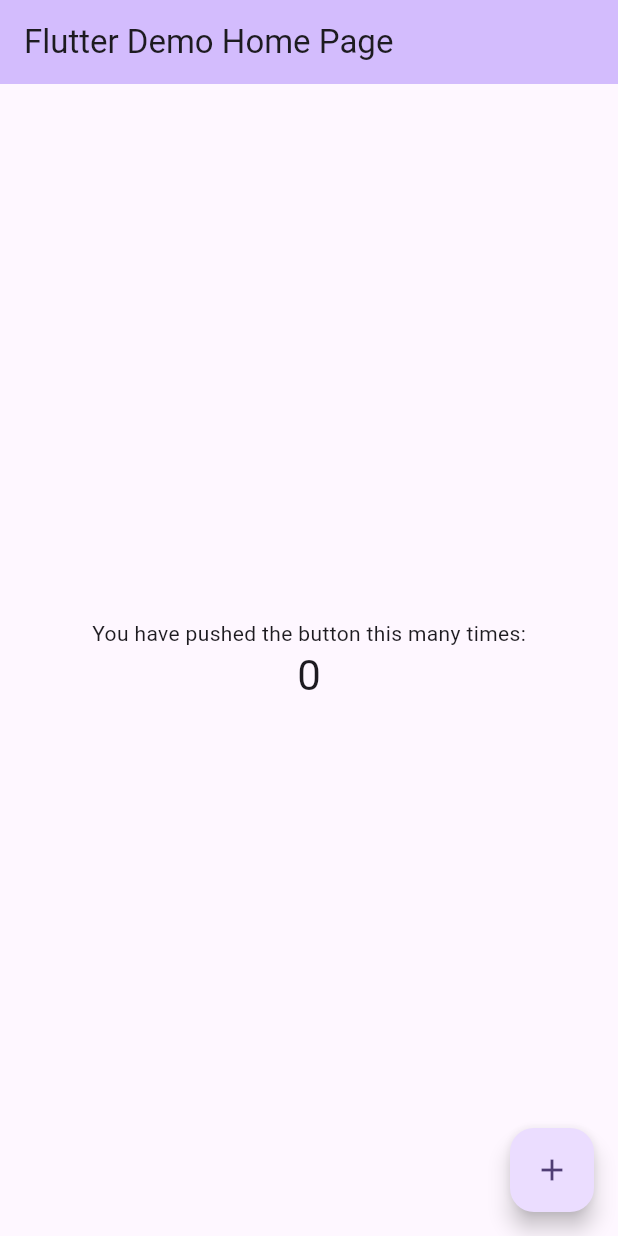
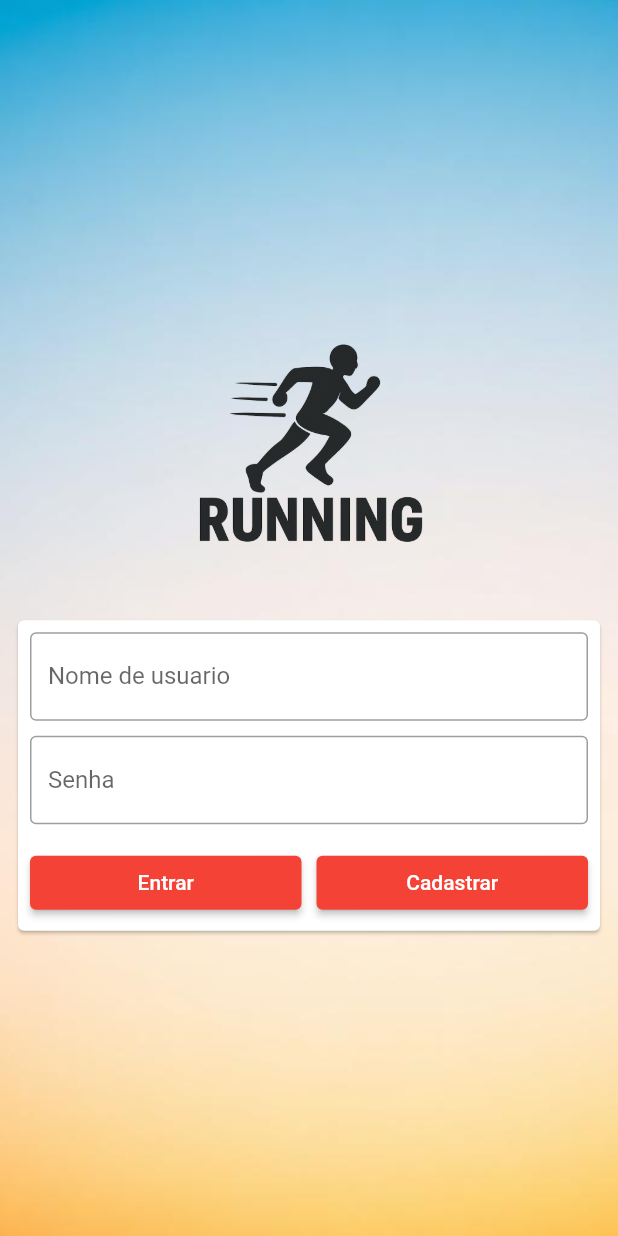
Before and after one commit to arthurfas123/Aplicativo-de-corrida, a Flutter app: the screen it shows after launch, on a phone screen of 412 x 824 dp. Run offline on Flutter 3.47's test engine with Material 3 defaults, Android fonts, the light colour scheme and no system bars; missing offline and left inert: dart:ffi.

Commit message:
passo inicial, falta arrumar funcionalidade do botao de cadastrar na tela de login depois vou para a home

```diff
--- /dev/null
+++ b/lib/App_Widget.dart
@@ -0,0 +1,29 @@
+import 'package:flutter/material.dart';
+import 'App_controller.dart';
+import 'Home_page.dart';
+import 'Login_page.dart';
+
+class AppWidget extends StatelessWidget{
+  const AppWidget({super.key});
+
+  @override
+  Widget build(BuildContext context) {
+    return AnimatedBuilder(
+        animation: AppController.instance,
+        builder: (context, child){
+          return MaterialApp(
+              theme: ThemeData(
+                  primarySwatch: Colors.red,
+                  useMaterial3: false,
+                  brightness: AppController.instance.isDarkTheme
+                      ? Brightness.dark
+                      : Brightness.light
+              ),
+              routes: {
+                '/': (context) => LoginPage(),
+                '/home': (context) => HomePage()
+              }
+          );
+        });
+  }
+}
--- /dev/null
+++ b/lib/App_controller.dart
@@ -0,0 +1,12 @@
+import 'package:flutter/cupertino.dart';
+
+class AppController extends ChangeNotifier
+{
+  static AppController instance = AppController();
+  bool isDarkTheme = false;
+
+  changeTheme(){
+    isDarkTheme = !isDarkTheme;
+    notifyListeners();
+  }
+}
--- /dev/null
+++ b/lib/Fake_database.dart
@@ -0,0 +1,11 @@
+class User{
+  String nome = '';
+  String senha = '';
+}
+
+class Atividade{
+  String titulo = '';
+  int distancia_em_km = 0;
+  String tempo_min_seg = '00:00';
+  String ritmo = '';
+}
--- /dev/null
+++ b/lib/Login_page.dart
@@ -0,0 +1,126 @@
+import 'dart:ffi';
+
+import 'package:flutter/material.dart';
+
+class LoginPage extends StatefulWidget {
+  const LoginPage({super.key});
+
+  @override
+  State<LoginPage> createState() => _LoginPageState();
+}
+
+class _LoginPageState extends State<LoginPage> {
+  String userName = '';
+  String senha = '';
+
+  Widget _body()
+  {
+    return SizedBox(
+      width: MediaQuery.of(context).size.width,
+      height: MediaQuery.of(context).size.height,
+      child: Padding(
+        padding: const EdgeInsets.all(8.0),
+        child: Column(
+            mainAxisAlignment: MainAxisAlignment.center,
+            children:[
+              Container(
+                height: 200,
+                width: 200,
+                child: Image.asset('assets/images/logo.png'),
+              ),
+              SizedBox(height: 10),
+
+              Card(
+                child: Padding(
+                  padding: const EdgeInsets.all(8.0),
+                  child: Column(
+                    children: [
+                      TextField(
+                        onChanged: (text) {
+                          userName = text;
+                        },
+                        keyboardType: TextInputType.emailAddress,
+                        decoration: InputDecoration(
+                          border: OutlineInputBorder(),
+                          labelText: 'Nome de usuario',
+                        ),
+                      ),
+                      SizedBox(height: 10),
+
+                      TextField(
+                        onChanged: (text) {
+                          senha = text;
+                        },
+                        obscureText: true,
+                        decoration: InputDecoration(
+                          border: OutlineInputBorder(),
+                          labelText: 'Senha',
+                        ),
+                      ),
+                      SizedBox(height: 15),
+
+                      Row(
+                        children: [
+                          Expanded(
+                            child: ElevatedButton(
+                                onPressed: () {
+                                  if(userName == 'arthur' && senha == '123')
+                                  {
+                                    Navigator.of(context).pushReplacementNamed('/home');
+                                  }
+                                  else
+                                  {
+                                    print('Login invalido');
+                                  }
+                                },
+                                child: Container(
+                                    width: double.infinity,
+                                    child: Text('Entrar', textAlign: TextAlign.center,))
+                            ),
+                          ),
+                          SizedBox(width: 10,),
+
+                          Expanded(
+                            child: ElevatedButton(
+                                onPressed: () {
+                                  if(userName == 'arthur' && senha == '123')
+                                  {
+                                    Navigator.of(context).pushReplacementNamed('/home');
+                                  }
+                                  else
+                                  {
+                                    print('Login invalido');
+                                  }
+                                },
+                                child: Container(
+                                    width: double.infinity,
+                                    child: Text('Cadastrar', textAlign: TextAlign.center))
+                            ),
+                          ),
+                        ],
+                      )
+                    ],
+                  ),
+                ),
+              )
+            ]
+        ),
+      ),
+    );
+  }
+
+  @override
+  Widget build(BuildContext context) {
+    return Material(
+        child: Stack(
+          children: [
+            SizedBox(
+              height: MediaQuery.of(context).size.height,
+              child: Image.asset('assets/images/plano_de_fundo_login.png', fit: BoxFit.cover),
+            ),
+            _body()
+          ],
+        )
+    );
+  }
+}
--- a/lib/main.dart
+++ b/lib/main.dart
@@ -1,122 +1,6 @@
-import 'package:flutter/material.dart';
+import 'package:flutter/cupertino.dart';
+import 'App_Widget.dart';
 
-void main() {
-  runApp(const MyApp());
+void main(){
+  runApp((AppWidget()));
 }
-
-class MyApp extends StatelessWidget {
-  const MyApp({super.key});
-
-  // This widget is the root of your application.
-  @override
-  Widget build(BuildContext context) {
-    return MaterialApp(
-      title: 'Flutter Demo',
-      theme: ThemeData(
-        // This is the theme of your application.
-        //
-        // TRY THIS: Try running your application with "flutter run". You'll see
-        // the application has a purple toolbar. Then, without quitting the app,
-        // try changing the seedColor in the colorScheme below to Colors.green
-        // and then invoke "hot reload" (save your changes or press the "hot
-        // reload" button in a Flutter-supported IDE, or press "r" if you used
-        // the command line to start the app).
-        //
-        // Notice that the counter didn't reset back to zero; the application
-        // state is not lost during the reload. To reset the state, use hot
-        // restart instead.
-        //
-        // This works for code too, not just values: Most code changes can be
-        // tested with just a hot reload.
-        colorScheme: ColorScheme.fromSeed(seedColor: Colors.deepPurple),
-      ),
-      home: const MyHomePage(title: 'Flutter Demo Home Page'),
-    );
-  }
-}
-
-class MyHomePage extends StatefulWidget {
-  const MyHomePage({super.key, required this.title});
-
-  // This widget is the home page of your application. It is stateful, meaning
-  // that it has a State object (defined below) that contains fields that affect
-  // how it looks.
-
-  // This class is the configuration for the state. It holds the values (in this
-  // case the title) provided by the parent (in this case the App widget) and
-  // used by the build method of the State. Fields in a Widget subclass are
-  // always marked "final".
-
-  final String title;
-
-  @override
-  State<MyHomePage> createState() => _MyHomePageState();
-}
-
-class _MyHomePageState extends State<MyHomePage> {
-  int _counter = 0;
-
-  void _incrementCounter() {
-    setState(() {
-      // This call to setState tells the Flutter framework that something has
-      // changed in this State, which causes it to rerun the build method below
-      // so that the display can reflect the updated values. If we changed
-      // _counter without calling setState(), then the build method would not be
-      // called again, and so nothing would appear to happen.
-      _counter++;
-    });
-  }
-
-  @override
-  Widget build(BuildContext context) {
-    // This method is rerun every time setState is called, for instance as done
-    // by the _incrementCounter method above.
-    //
-    // The Flutter framework has been optimized to make rerunning build methods
-    // fast, so that you can just rebuild anything that needs updating rather
-    // than having to individually change instances of widgets.
-    return Scaffold(
-      appBar: AppBar(
-        // TRY THIS: Try changing the color here to a specific color (to
-        // Colors.amber, perhaps?) and trigger a hot reload to see the AppBar
-        // change color while the other colors stay the same.
-        backgroundColor: Theme.of(context).colorScheme.inversePrimary,
-        // Here we take the value from the MyHomePage object that was created by
-        // the App.build method, and use it to set our appbar title.
-        title: Text(widget.title),
-      ),
-      body: Center(
-        // Center is a layout widget. It takes a single child and positions it
-        // in the middle of the parent.
-        child: Column(
-          // Column is also a layout widget. It takes a list of children and
-          // arranges them vertically. By default, it sizes itself to fit its
-          // children horizontally, and tries to be as tall as its parent.
-          //
-          // Column has various properties to control how it sizes itself and
-          // how it positions its children. Here we use mainAxisAlignment to
-          // center the children vertically; the main axis here is the vertical
-          // axis because Columns are vertical (the cross axis would be
-          // horizontal).
-          //
-          // TRY THIS: Invoke "debug painting" (choose the "Toggle Debug Paint"
-          // action in the IDE, or press "p" in the console), to see the
-          // wireframe for each widget.
-          mainAxisAlignment: MainAxisAlignment.center,
-          children: <Widget>[
-            const Text('You have pushed the button this many times:'),
-            Text(
-              '$_counter',
-              style: Theme.of(context).textTheme.headlineMedium,
-            ),
-          ],
-        ),
-      ),
-      floatingActionButton: FloatingActionButton(
-        onPressed: _incrementCounter,
-        tooltip: 'Increment',
-        child: const Icon(Icons.add),
-      ), // This trailing comma makes auto-formatting nicer for build methods.
-    );
-  }
-}
--- a/pubspec.yaml
+++ b/pubspec.yaml
@@ -58,9 +58,9 @@ flutter:
   uses-material-design: true
 
   # To add assets to your application, add an assets section, like this:
-  # assets:
-  #   - images/a_dot_burr.jpeg
-  #   - images/a_dot_ham.jpeg
+  assets:
+    - assets/images/logo.png
+    - assets/images/plano_de_fundo_login.png
 
   # An image asset can refer to one or more resolution-specific "variants", see
   # https://flutter.dev/to/resolution-aware-images
```
Also changed, not shown: lib/Custom_widget.dart (added, +16 -0 lines), lib/Home_page.dart (added, +45 -0 lines), assets/images/logo.png (added), assets/images/plano_de_fundo_login.png (added).
